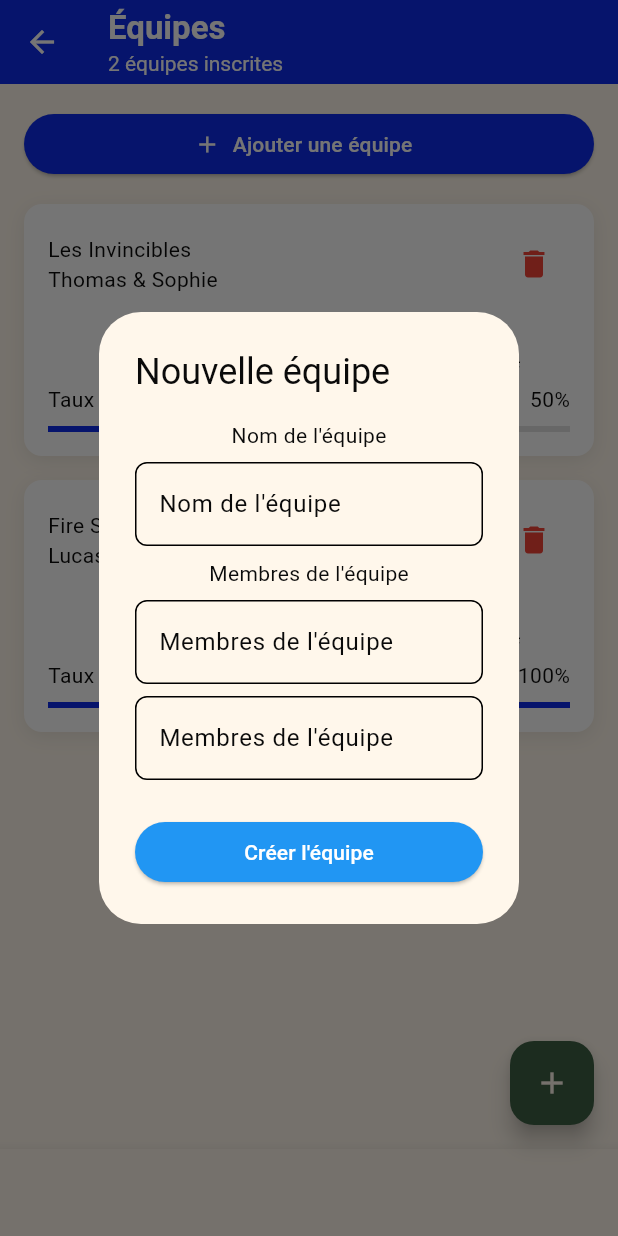
After one commit to Ynough-Corporation/Ynough_dev, a Flutter app: the TeamsScreen screen opened directly, after a tap on "Ajouter une équipe", on a phone screen of 412 x 824 dp. The commit adds this screen. Run offline on Flutter 3.47's test engine with Material 3 defaults, Android fonts, the phone set to English and light mode, and no system bars.

Commit message:
feat(Lib): Page équipe

```diff
--- a/Ynough/lib/main.dart
+++ b/Ynough/lib/main.dart
@@ -1,5 +1,4 @@
 import 'package:flutter/material.dart';
-
 import 'navbar/navbar.dart';
 
 const _ynoughBlack = Color(0xFF0A0A0A);
--- /dev/null
+++ b/Ynough/lib/pageEquipe/screen/teams_screen.dart
@@ -0,0 +1,206 @@
+import 'package:flutter/material.dart';
+import 'package:ynough/pageEquipe/widgets/team_card.dart';
+
+class TeamsScreen extends StatefulWidget {
+  const TeamsScreen({super.key}); // Le constructeur redevient propre et vide
+
+  @override
+  State<TeamsScreen> createState() => _TeamsScreenState();
+}
+
+class _TeamsScreenState extends State<TeamsScreen> {
+  final teamNameController = TextEditingController();
+  final player1Controller = TextEditingController();
+  final player2Controller = TextEditingController();
+
+  List<Map<String, dynamic>> teamsList = [
+    {
+      'teamName': 'Les Invincibles',
+      'teamMembers': 'Thomas & Sophie',
+      'points': 100,
+      'victories': 2,
+      'defeats': 2,
+      'difference': 0,
+      'winRate': 0.50,
+    },
+    {
+      'teamName': 'Fire Squad',
+      'teamMembers': 'Lucas & Emma',
+      'points': 12,
+      'victories': 4,
+      'defeats': 0,
+      'difference': 20,
+      'winRate': 1.0,
+    },
+  ];
+
+  @override
+  Widget build(BuildContext context) {
+    return Scaffold(
+    appBar: AppBar(
+            backgroundColor: const Color.fromARGB(255, 13, 43, 235),
+            foregroundColor: const Color.fromARGB(255, 255, 255, 255),
+            centerTitle: false,
+            title: Column(
+              crossAxisAlignment: CrossAxisAlignment.start,
+              children: [
+                const Text('Équipes', style: TextStyle(fontWeight: FontWeight.bold)),
+                Text(
+                  '${teamsList.length} équipes inscrites',
+                  style: const TextStyle(fontSize: 14, fontWeight: FontWeight.normal),
+                ),
+              ],
+            ),
+          ),
+      body:
+      Padding(
+        padding: const EdgeInsets.all(16.0),
+        child: Column(
+        children: [
+          SizedBox(
+            width: double.infinity,
+            // Prend toute la largeur disponible pour le bouton.
+            child: ElevatedButton.icon(
+              style: ElevatedButton.styleFrom(
+                backgroundColor:  const Color.fromARGB(255, 13, 43, 235),
+                foregroundColor: Colors.white,
+              ),
+              onPressed: () {
+                showDialog<void>(
+                  context: context,
+                  builder: (BuildContext context) {
+                    return AlertDialog(
+                      title: const Text('Nouvelle équipe'),
+                      content: Column(
+                        mainAxisSize: MainAxisSize.min,
+                        mainAxisAlignment: MainAxisAlignment.start,
+                        children: [
+                          Text('Nom de l\'équipe'),
+                          SizedBox(height: 8),
+                          TextField(
+                            controller: teamNameController,
+                            decoration: InputDecoration(
+                              labelText: 'Nom de l\'équipe',
+                              hintText: 'Les Ynoughs',
+                              border: OutlineInputBorder(
+                                borderRadius: BorderRadius.circular(8),
+                              ),
+                            ),
+                          ),
+                          SizedBox(height: 8),
+                          Text('Membres de l\'équipe'),
+                          SizedBox(height: 8),
+                          TextField(
+                            controller: player1Controller,
+                            decoration: InputDecoration(
+                              labelText: 'Membres de l\'équipe',
+                              hintText: 'Joueur 1',
+                              border: OutlineInputBorder(
+                                borderRadius: BorderRadius.circular(8),
+                              ),
+                            ),
+                          ),
+                          SizedBox(height: 8),
+                          TextField(
+                            controller: player2Controller,
+                            decoration: InputDecoration(
+                              labelText: 'Membres de l\'équipe',
+                              hintText: 'Joueur 2',
+                              border: OutlineInputBorder(
+                                borderRadius: BorderRadius.circular(8),
+                              ),
+                            ),
+                          ),
+                          const SizedBox(height: 24),
+                          SizedBox(
+                            width: double.infinity,
+                            child: ElevatedButton(
+                              style: ElevatedButton.styleFrom(
+                                backgroundColor: Colors.blue,
+                                foregroundColor: Colors.white,
+                              ),
+                              onPressed: () {
+                                if (teamNameController.text.isEmpty) return;
+
+                                setState(() {
+                                  teamsList.add({
+                                    'teamName': teamNameController.text,
+                                    'teamMembers': '${player1Controller.text} & ${player2Controller.text}',
+                                    'points': 0, // Une nouvelle équipe commence avec 0 partout
+                                    'victories': 0,
+                                    'defeats': 0,
+                                    'difference': 0,
+                                    'winRate': 0.0,
+                                  });
+                                });
+
+                                // 3. On vide les champs pour la prochaine fois
+                                teamNameController.clear();
+                                player1Controller.clear();
+                                player2Controller.clear();
+
+                                // 4. On ferme violemment la modale
+                                Navigator.of(context).pop();
+                              },
+                              child: const Text('Créer l\'équipe'),
+                            ),
+                          ),
+                        ],
+                      ),
+                    );
+                  },
+                );
+              },
+
+              icon: const Icon(Icons.add),
+              label: const Text('Ajouter une équipe'),
+            ),
+          ),
+          // generee directement dans la Column.
+          ...teamsList.map((team) {
+            return Padding(
+              padding: const EdgeInsets.only(
+                top: 16.0,
+              ), // Espace au-dessus de chaque carte
+              child: TeamsCard(
+                teamName: team['teamName'],
+                teamMembers: team['teamMembers'],
+                points: team['points'],
+                victories: team['victories'],
+                defeats: team['defeats'],
+                difference: team['difference'],
+                winRate: team['winRate'],
+                onDelete: () {
+                  setState(() {
+                    teamsList.remove(team);
+                  });
+                },
+              ),
+              );
+            }).toList(),
+          ],
+        ),
+      ),
+      floatingActionButton: FloatingActionButton(
+        onPressed: () {
+          print('Bouton ajouté !');
+        },
+        child: const Icon(Icons.add),
+      ),
+      bottomNavigationBar: BottomNavigationBar(
+        items: const [
+          BottomNavigationBarItem(icon: Icon(Icons.home), label: 'Accueil'),
+          BottomNavigationBarItem(icon: Icon(Icons.person), label: 'Équipes'),
+          BottomNavigationBarItem(
+            icon: Icon(Icons.sports_soccer),
+            label: 'Matchs',
+          ),
+          BottomNavigationBarItem(
+            icon: Icon(Icons.leaderboard),
+            label: 'Classement',
+          ),
+        ],
+      ),
+    );
+  }
+}
--- /dev/null
+++ b/Ynough/lib/pageEquipe/widgets/team_card.dart
@@ -0,0 +1,118 @@
+import 'package:flutter/material.dart';
+
+class TeamsCard extends StatelessWidget {
+  final String teamName;
+  final String teamMembers;
+  final int points;
+  final int victories;
+  final int defeats;
+  final int difference;
+  final double winRate;
+  final VoidCallback onDelete;
+
+  const TeamsCard({
+    super.key,
+    required this.teamName,
+    required this.teamMembers,
+    required this.points,
+    required this.victories,
+    required this.defeats,
+    required this.difference,
+    required this.winRate,
+    required this.onDelete,
+  });
+
+  @override
+  Widget build(BuildContext context) {
+    return Container(
+      padding: EdgeInsets.all(16),
+      decoration: BoxDecoration(
+        color: Colors.white,
+        borderRadius: BorderRadius.circular(12),
+        boxShadow: [
+          BoxShadow(
+            color: Colors.black.withValues(alpha: 0.08),
+            blurRadius: 10,
+            offset: const Offset(0, 3),
+          ),
+        ],
+      ),
+      child: Column(
+        children: [
+          Row(
+            mainAxisAlignment: MainAxisAlignment.spaceBetween,
+            children: [
+              Column(
+                crossAxisAlignment: CrossAxisAlignment.start,
+                children: [Text(teamName), Text(teamMembers)],
+              ),
+              IconButton(
+                onPressed: onDelete,
+                icon: Icon(Icons.delete, color: Colors.red, size: 24),
+              ),
+            ],
+          ),
+          const SizedBox(height: 16),
+          Row(
+            mainAxisAlignment: MainAxisAlignment.spaceAround,
+            children: [
+              Column(
+                children: [
+                  Text(
+                    points.toString(),
+                    style: TextStyle(fontWeight: FontWeight.bold),
+                  ),
+                  Text('Points'),
+                ],
+              ),
+              Column(
+                children: [
+                  Text(
+                    victories.toString(),
+                    style: TextStyle(fontWeight: FontWeight.bold),
+                  ),
+                  Text('V'),
+                ],
+              ),
+              Column(
+                children: [
+                  Text(
+                    defeats.toString(),
+                    style: TextStyle(fontWeight: FontWeight.bold),
+                  ),
+                  Text('D'),
+                ],
+              ),
+              Column(
+                children: [
+                  Text(
+                    difference.toString(),
+                    style: TextStyle(fontWeight: FontWeight.bold),
+                  ),
+                  Text('Diff'),
+                ],
+              ),
+            ],
+          ),
+          Column(
+            children: [
+              Row(
+                mainAxisAlignment: MainAxisAlignment.spaceBetween,
+                children: [
+                  Text('Taux de victoire'),
+                  Text('${(winRate * 100).toInt()}%'),
+                ],
+              ),
+              const SizedBox(height: 8),
+              LinearProgressIndicator(
+                value: winRate,
+                color: const Color.fromARGB(255, 13, 43, 235),
+                backgroundColor: Color(0xFFE0E0E0),
+              ),
+            ],
+          ),
+        ],
+      ),
+    );
+  }
+}
```
Also changed, not shown: Ynough/pubspec.lock.
